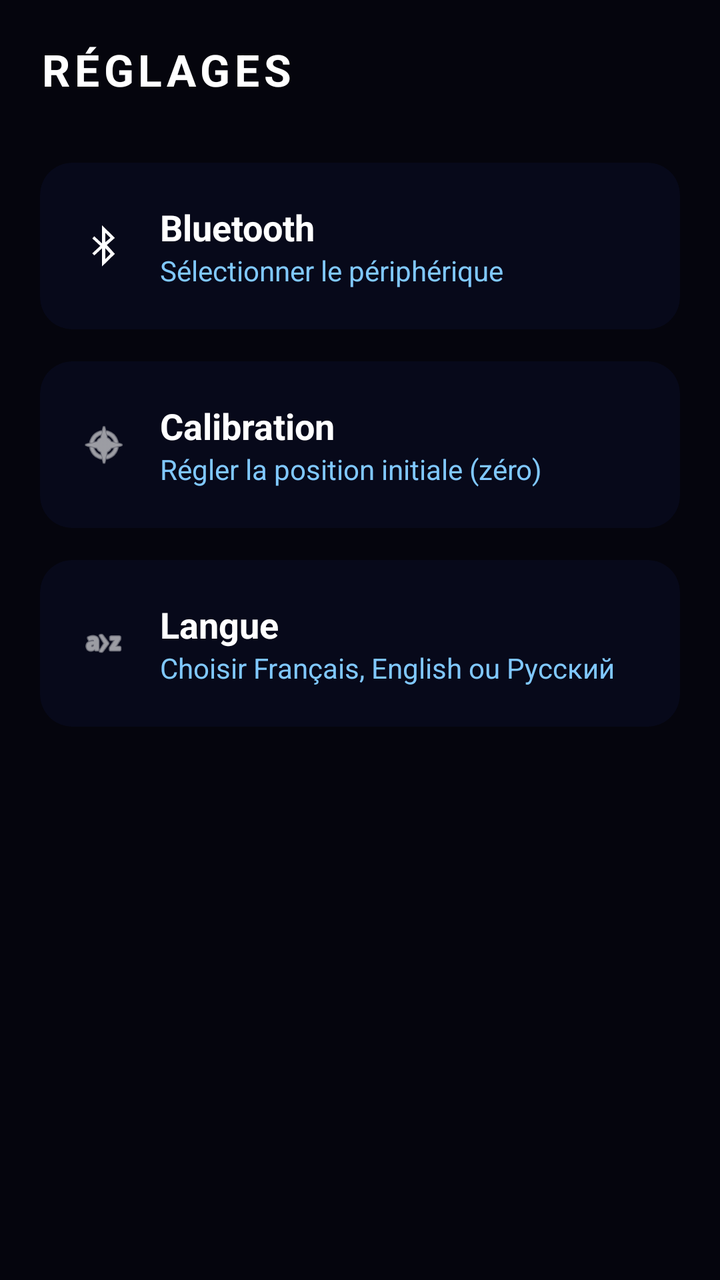
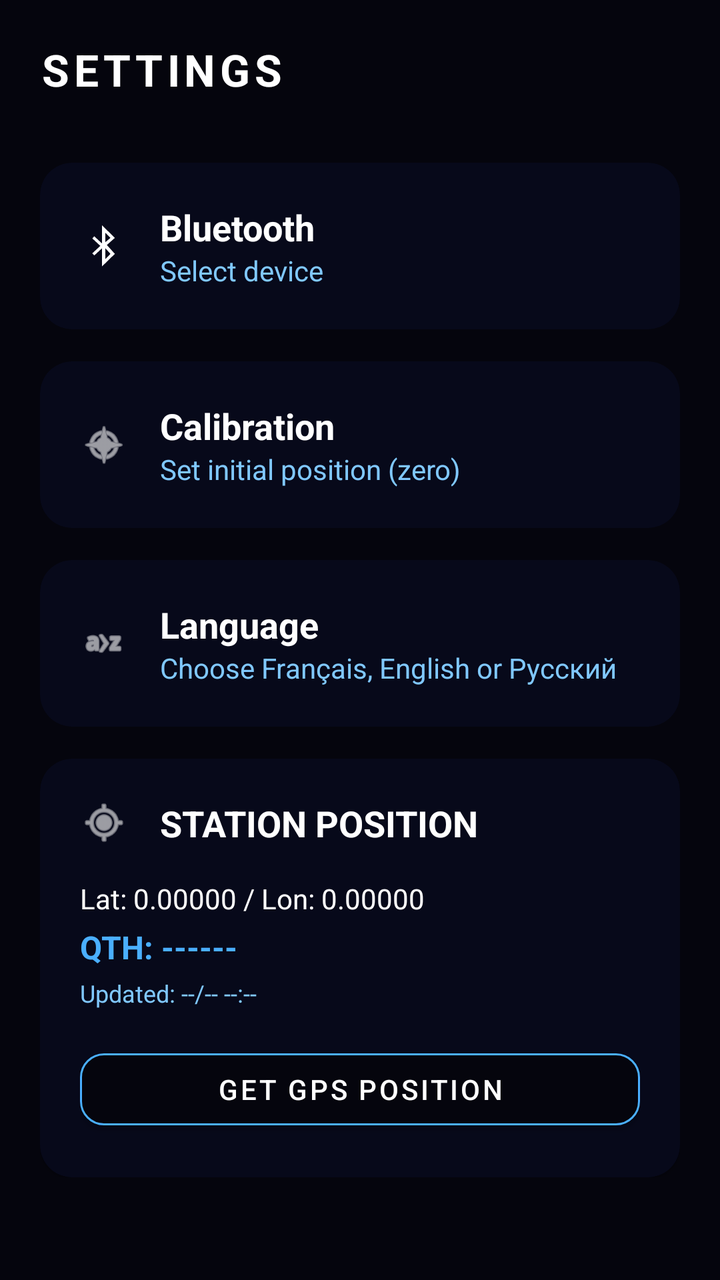

Screens rendered from an Android XML layout before and after an edit, with the pre-edit source and the edit as a unified diff.
<!-- AndroidManifest.xml: application theme Theme.F4DIWRotatorApp -->
<!-- res/layout/fragment_settings.xml -->
<?xml version="1.0" encoding="utf-8"?>
<ScrollView xmlns:android="http://schemas.android.com/apk/res/android"
    xmlns:app="http://schemas.android.com/apk/res-auto"
    android:layout_width="match_parent"
    android:layout_height="match_parent"
    android:background="@color/bg_main">

    <LinearLayout
        android:layout_width="match_parent"
        android:layout_height="wrap_content"
        android:orientation="vertical"
        android:padding="20dp">

        <TextView
            android:layout_width="match_parent"
            android:layout_height="wrap_content"
            android:text="@string/title_settings"
            android:textColor="@color/white"
            android:textSize="22sp"
            android:textStyle="bold"
            android:letterSpacing="0.1"
            android:layout_marginBottom="32dp" />

        
        <com.google.android.material.card.MaterialCardView
            android:id="@+id/cardBluetooth"
            android:layout_width="match_parent"
            android:layout_height="wrap_content"
            android:layout_marginBottom="16dp"
            android:clickable="true"
            android:focusable="true"
            app:cardCornerRadius="16dp"
            app:cardBackgroundColor="@color/bg_card"
            app:strokeWidth="0dp">

            <LinearLayout
                android:layout_width="match_parent"
                android:layout_height="wrap_content"
                android:orientation="horizontal"
                android:padding="20dp"
                android:gravity="center_vertical">

                <ImageView
                    android:layout_width="24dp"
                    android:layout_height="24dp"
                    android:src="@android:drawable/stat_sys_data_bluetooth"
                    app:tint="@color/white" />

                <LinearLayout
                    android:layout_width="0dp"
                    android:layout_height="wrap_content"
                    android:layout_weight="1"
                    android:orientation="vertical"
                    android:layout_marginStart="16dp">

                    <TextView
                        android:layout_width="wrap_content"
                        android:layout_height="wrap_content"
                        android:text="@string/settings_bluetooth"
                        android:textColor="@color/white"
                        android:textSize="18sp"
                        android:textStyle="bold" />

                    <TextView
                        android:layout_width="wrap_content"
                        android:layout_height="wrap_content"
                        android:text="@string/settings_bluetooth_sub"
                        android:textColor="@color/text_secondary"
                        android:textSize="14sp" />
                </LinearLayout>
            </LinearLayout>
        </com.google.android.material.card.MaterialCardView>

        
        <com.google.android.material.card.MaterialCardView
            android:id="@+id/cardCalibration"
            android:layout_width="match_parent"
            android:layout_height="wrap_content"
            android:layout_marginBottom="16dp"
            android:clickable="true"
            android:focusable="true"
            app:cardCornerRadius="16dp"
            app:cardBackgroundColor="@color/bg_card"
            app:strokeWidth="0dp">

            <LinearLayout
                android:layout_width="match_parent"
                android:layout_height="wrap_content"
                android:orientation="horizontal"
                android:padding="20dp"
                android:gravity="center_vertical">

                <ImageView
                    android:layout_width="24dp"
                    android:layout_height="24dp"
                    android:src="@android:drawable/ic_menu_compass"
                    app:tint="@color/white" />

                <LinearLayout
                    android:layout_width="0dp"
                    android:layout_height="wrap_content"
                    android:layout_weight="1"
                    android:orientation="vertical"
                    android:layout_marginStart="16dp">

                    <TextView
                        android:layout_width="wrap_content"
                        android:layout_height="wrap_content"
                        android:text="@string/settings_calibration"
                        android:textColor="@color/white"
                        android:textSize="18sp"
                        android:textStyle="bold" />

                    <TextView
                        android:layout_width="wrap_content"
                        android:layout_height="wrap_content"
                        android:text="@string/settings_calibration_sub"
                        android:textColor="@color/text_secondary"
                        android:textSize="14sp" />
                </LinearLayout>
            </LinearLayout>
        </com.google.android.material.card.MaterialCardView>

        
        <com.google.android.material.card.MaterialCardView
            android:id="@+id/cardLanguage"
            android:layout_width="match_parent"
            android:layout_height="wrap_content"
            android:clickable="true"
            android:focusable="true"
            app:cardCornerRadius="16dp"
            app:cardBackgroundColor="@color/bg_card"
            app:strokeWidth="0dp">

            <LinearLayout
                android:layout_width="match_parent"
                android:layout_height="wrap_content"
                android:orientation="horizontal"
                android:padding="20dp"
                android:gravity="center_vertical">

                    <ImageView
                        android:layout_width="24dp"
                        android:layout_height="24dp"
                        android:src="@android:drawable/ic_menu_sort_alphabetically"
                        app:tint="@color/white" />

                <LinearLayout
                    android:layout_width="0dp"
                    android:layout_height="wrap_content"
                    android:layout_weight="1"
                    android:orientation="vertical"
                    android:layout_marginStart="16dp">

                    <TextView
                        android:layout_width="wrap_content"
                        android:layout_height="wrap_content"
                        android:text="@string/settings_language"
                        android:textColor="@color/white"
                        android:textSize="18sp"
                        android:textStyle="bold" />

                    <TextView
                        android:layout_width="wrap_content"
                        android:layout_height="wrap_content"
                        android:text="@string/settings_language_sub"
                        android:textColor="@color/text_secondary"
                        android:textSize="14sp" />
                </LinearLayout>
            </LinearLayout>
        </com.google.android.material.card.MaterialCardView>

    </LinearLayout>
</ScrollView>
<!-- resources referenced by this layout -->
<resources>
  <color name="bg_card">#07091A</color>
  <color name="bg_main">#05050D</color>
  <color name="text_secondary">#80C8FF</color>
  <color name="white">#FFFFFFFF</color>
  <string name="settings_bluetooth">Bluetooth</string>
  <string name="settings_bluetooth_sub">Sélectionner le périphérique</string>
  <string name="settings_calibration">Calibration</string>
  <string name="settings_calibration_sub">Régler la position initiale (zéro)</string>
  <string name="settings_language">Langue</string>
  <string name="settings_language_sub">Choisir Français, English ou Русский</string>
  <string name="title_settings">RÉGLAGES</string>
  <style name="Theme.F4DIWRotatorApp" parent="Theme.MaterialComponents.DayNight.NoActionBar">
          
          <item name="colorPrimary">@color/accent_blue</item>
          <item name="colorPrimaryVariant">@color/grid_blue</item>
          <item name="colorOnPrimary">@color/bg_main</item>
          
          <item name="colorSecondary">@color/text_secondary</item>
          <item name="colorSecondaryVariant">@color/accent_blue</item>
          <item name="colorOnSecondary">@color/black</item>
          
          <item name="android:statusBarColor">@color/bg_main</item>
          
          <item name="android:windowBackground">@color/bg_main</item>
          <item name="alertDialogTheme">@style/Theme.F4DIWRotatorApp.Dialog</item>
      </style>
  <color name="accent_blue">#4AAFFF</color>
  <color name="grid_blue">#4A9EFF</color>
  <color name="black">#FF000000</color>
  <style name="Theme.F4DIWRotatorApp.Dialog" parent="Theme.MaterialComponents.DayNight.Dialog.Alert">
          <item name="android:windowBackground">@color/bg_card</item>
          <item name="android:textColorPrimary">@color/white</item>
          <item name="colorAccent">@color/accent_blue</item>
      </style>
</resources>

<!-- the commit's change to res/layout/fragment_settings.xml (unified diff, before → after) -->
@@ -126,6 +126,7 @@
             android:id="@+id/cardLanguage"
             android:layout_width="match_parent"
             android:layout_height="wrap_content"
+            android:layout_marginBottom="16dp"
             android:clickable="true"
             android:focusable="true"
             app:cardCornerRadius="16dp"
@@ -170,5 +171,85 @@
             </LinearLayout>
         </com.google.android.material.card.MaterialCardView>
 
+        
+        <com.google.android.material.card.MaterialCardView
+            android:id="@+id/cardPosition"
+            android:layout_width="match_parent"
+            android:layout_height="wrap_content"
+            app:cardCornerRadius="16dp"
+            app:cardBackgroundColor="@color/bg_card"
+            app:strokeWidth="0dp">
+
+            <LinearLayout
+                android:layout_width="match_parent"
+                android:layout_height="wrap_content"
+                android:orientation="vertical"
+                android:padding="20dp">
+
+                <LinearLayout
+                    android:layout_width="match_parent"
+                    android:layout_height="wrap_content"
+                    android:orientation="horizontal"
+                    android:gravity="center_vertical"
+                    android:layout_marginBottom="16dp">
+
+                    <ImageView
+                        android:layout_width="24dp"
+                        android:layout_height="24dp"
+                        android:src="@android:drawable/ic_menu_mylocation"
+                        app:tint="@color/white" />
+
+                    <TextView
+                        android:layout_width="0dp"
+                        android:layout_height="wrap_content"
+                        android:layout_weight="1"
+                        android:text="@string/title_position"
+                        android:textColor="@color/white"
+                        android:textSize="18sp"
+                        android:textStyle="bold"
+                        android:layout_marginStart="16dp" />
+                </LinearLayout>
+
+                <TextView
+                    android:id="@+id/tvLatLon"
+                    android:layout_width="match_parent"
+                    android:layout_height="wrap_content"
+                    android:text="Lat: 0.00000 / Lon: 0.00000"
+                    android:textColor="@color/white"
+                    android:textSize="14sp"
+                    android:layout_marginBottom="4dp" />
+
+                <TextView
+                    android:id="@+id/tvQth"
+                    android:layout_width="match_parent"
+                    android:layout_height="wrap_content"
+                    android:text="QTH: ------"
+                    android:textColor="@color/accent_blue"
+                    android:textSize="16sp"
+                    android:textStyle="bold"
+                    android:layout_marginBottom="4dp" />
+
+                <TextView
+                    android:id="@+id/tvLastUpdate"
+                    android:layout_width="match_parent"
+                    android:layout_height="wrap_content"
+                    android:text="Updated: --/-- --:--"
+                    android:textColor="@color/text_secondary"
+                    android:textSize="12sp"
+                    android:layout_marginBottom="16dp" />
+
+                <com.google.android.material.button.MaterialButton
+                    android:id="@+id/btnGpsUpdate"
+                    android:layout_width="match_parent"
+                    android:layout_height="wrap_content"
+                    android:text="@string/btn_gps_update"
+                    android:backgroundTint="@color/bg_main"
+                    android:textColor="@color/white"
+                    app:strokeColor="@color/accent_blue"
+                    app:strokeWidth="1dp"
+                    app:cornerRadius="12dp" />
+            </LinearLayout>
+        </com.google.android.material.card.MaterialCardView>
+
     </LinearLayout>
 </ScrollView>
<!-- resource entries referenced after the edit -->
@@ -4,13 +4,15 @@
   <color name="bg_main">#05050D</color>
   <color name="text_secondary">#80C8FF</color>
   <color name="white">#FFFFFFFF</color>
+  <string name="btn_gps_update">GET GPS POSITION</string>
   <string name="settings_bluetooth">Bluetooth</string>
-  <string name="settings_bluetooth_sub">Sélectionner le périphérique</string>
+  <string name="settings_bluetooth_sub">Select device</string>
   <string name="settings_calibration">Calibration</string>
-  <string name="settings_calibration_sub">Régler la position initiale (zéro)</string>
-  <string name="settings_language">Langue</string>
-  <string name="settings_language_sub">Choisir Français, English ou Русский</string>
-  <string name="title_settings">RÉGLAGES</string>
+  <string name="settings_calibration_sub">Set initial position (zero)</string>
+  <string name="settings_language">Language</string>
+  <string name="settings_language_sub">Choose Français, English or Русский</string>
+  <string name="title_position">STATION POSITION</string>
+  <string name="title_settings">SETTINGS</string>
   <style name="Theme.F4DIWRotatorApp" parent="Theme.MaterialComponents.DayNight.NoActionBar">
           
           <item name="colorPrimary">@color/accent_blue</item>
